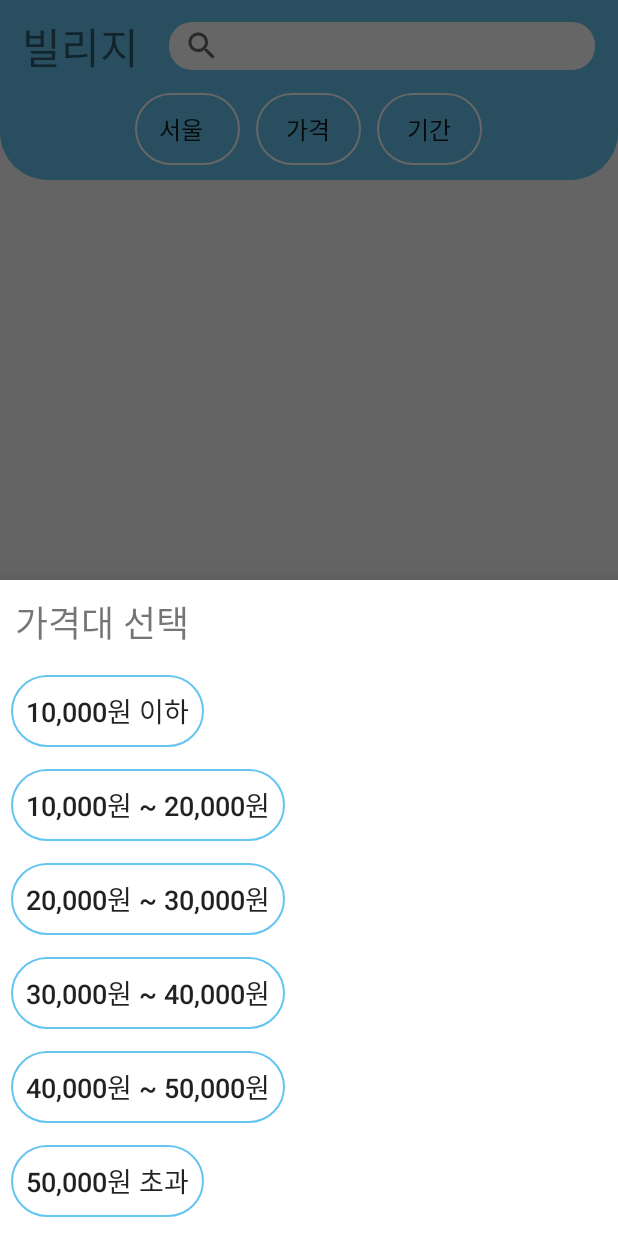
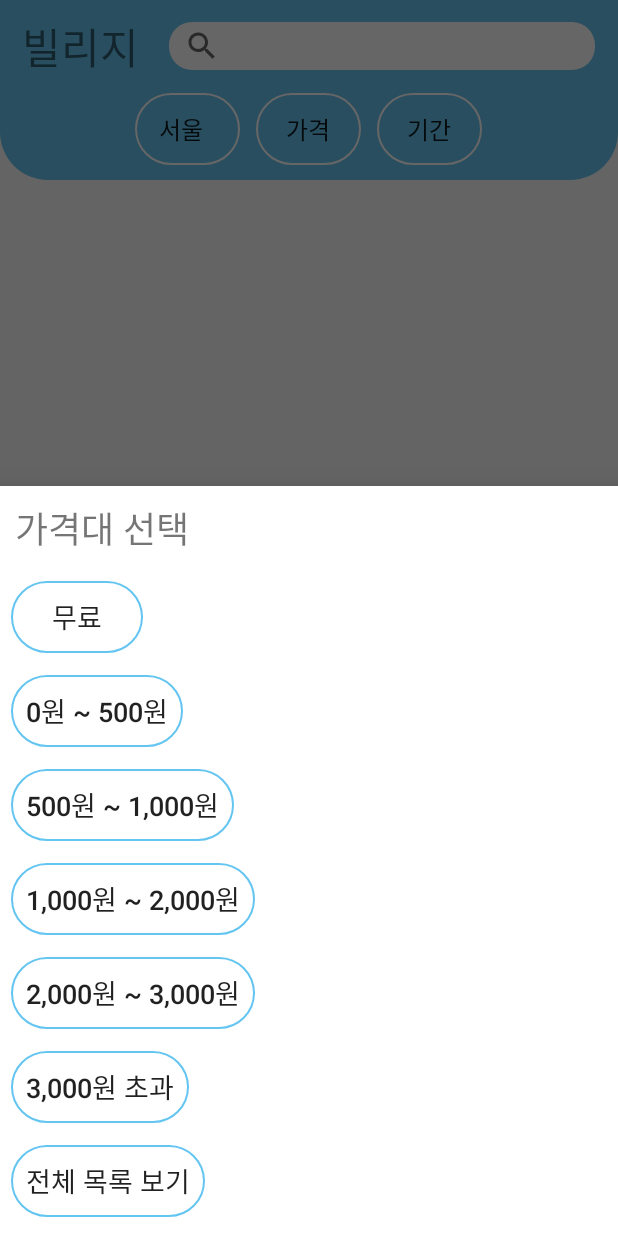
Before and after one commit to minizzang/madcamp_week2, an Android app: the HomeFragment screen opened directly, with no data from a screen before it, after a tap on "가격", on a phone screen of 412 x 824 dp. Run offline under Robolectric (Android 15) with nearby library versions, the phone set to English and light mode, and no system bars; our stand-ins replace Volley, navigation-ui; libraries missing offline, so code that uses them is left out: io.socket.client; network calls fail.

Commit message:
Add: price filter

```diff
--- a/app/src/main/java/com/example/madcamp_week2/ui/home/BottomSheetPrice.kt
+++ b/app/src/main/java/com/example/madcamp_week2/ui/home/BottomSheetPrice.kt
@@ -8,7 +8,7 @@ import android.widget.Button
 import com.example.madcamp_week2.R
 import com.google.android.material.bottomsheet.BottomSheetDialogFragment
 
-class BottomSheetPrice : BottomSheetDialogFragment() {
+class BottomSheetPrice(val itemClick: (Int) -> Unit) : BottomSheetDialogFragment() {
     override fun onCreateView(
         inflater: LayoutInflater,
         container: ViewGroup?,
@@ -17,9 +17,35 @@ class BottomSheetPrice : BottomSheetDialogFragment() {
         return inflater.inflate(R.layout.search_filter_price, container, false)
     }
 
-    override fun onActivityCreated(savedInstanceState: Bundle?) {
-        super.onActivityCreated(savedInstanceState)
-        view?.findViewById<Button>(R.id.belowTen)?.setOnClickListener {
+    override fun onViewCreated(view: View, savedInstanceState: Bundle?) {
+        super.onViewCreated(view, savedInstanceState)
+
+        view?.findViewById<Button>(R.id.free)?.setOnClickListener {
+            itemClick(0)
+            dismiss()
+        }
+        view?.findViewById<Button>(R.id.below500)?.setOnClickListener {
+            itemClick(1)
+            dismiss()
+        }
+        view?.findViewById<Button>(R.id.below1000)?.setOnClickListener {
+            itemClick(2)
+            dismiss()
+        }
+        view?.findViewById<Button>(R.id.below2000)?.setOnClickListener {
+            itemClick(3)
+            dismiss()
+        }
+        view?.findViewById<Button>(R.id.below3000)?.setOnClickListener {
+            itemClick(4)
+            dismiss()
+        }
+        view?.findViewById<Button>(R.id.above3000)?.setOnClickListener {
+            itemClick(5)
+            dismiss()
+        }
+        view?.findViewById<Button>(R.id.showAll)?.setOnClickListener {
+            itemClick(6)
             dismiss()
         }
     }
--- a/app/src/main/res/layout/search_filter_price.xml
+++ b/app/src/main/res/layout/search_filter_price.xml
@@ -1,5 +1,5 @@
 <?xml version="1.0" encoding="utf-8"?>
-<ScrollView xmlns:android="http://schemas.android.com/apk/res/android"
+<LinearLayout xmlns:android="http://schemas.android.com/apk/res/android"
     xmlns:tools="http://schemas.android.com/tools"
     android:layout_width="match_parent"
     android:layout_height="wrap_content">
@@ -25,10 +25,10 @@
             tools:ignore="MissingConstraints">
 
             <Button
-                android:id="@+id/belowTen"
+                android:id="@+id/free"
                 android:layout_width="wrap_content"
                 android:layout_height="wrap_content"
-                android:text="10,000원 이하"
+                android:text="무료"
                 android:textSize="18sp"
                 android:paddingVertical="5dp"
                 android:paddingHorizontal="10dp"
@@ -36,10 +36,10 @@
                 android:background="@drawable/main_blue_outline"/>
 
             <Button
-                android:id="@+id/tenToTewenty"
+                android:id="@+id/below500"
                 android:layout_width="wrap_content"
                 android:layout_height="wrap_content"
-                android:text="10,000원 ~ 20,000원"
+                android:text="0원 ~ 500원"
                 android:textSize="18sp"
                 android:paddingVertical="5dp"
                 android:paddingHorizontal="10dp"
@@ -47,10 +47,10 @@
                 android:background="@drawable/main_blue_outline"/>
 
             <Button
-                android:id="@+id/twentyToThirty"
+                android:id="@+id/below1000"
                 android:layout_width="wrap_content"
                 android:layout_height="wrap_content"
-                android:text="20,000원 ~ 30,000원"
+                android:text="500원 ~ 1,000원"
                 android:textSize="18sp"
                 android:paddingVertical="5dp"
                 android:paddingHorizontal="10dp"
@@ -58,10 +58,10 @@
                 android:background="@drawable/main_blue_outline"/>
 
             <Button
-                android:id="@+id/thirtyToFourty"
+                android:id="@+id/below2000"
                 android:layout_width="wrap_content"
                 android:layout_height="wrap_content"
-                android:text="30,000원 ~ 40,000원"
+                android:text="1,000원 ~ 2,000원"
                 android:textSize="18sp"
                 android:paddingVertical="5dp"
                 android:paddingHorizontal="10dp"
@@ -69,10 +69,10 @@
                 android:background="@drawable/main_blue_outline"/>
 
             <Button
-                android:id="@+id/fourtyToFifty"
+                android:id="@+id/below3000"
                 android:layout_width="wrap_content"
                 android:layout_height="wrap_content"
-                android:text="40,000원 ~ 50,000원"
+                android:text="2,000원 ~ 3,000원"
                 android:textSize="18sp"
                 android:paddingVertical="5dp"
                 android:paddingHorizontal="10dp"
@@ -80,10 +80,21 @@
                 android:background="@drawable/main_blue_outline"/>
 
             <Button
-                android:id="@+id/aboveFifty"
+                android:id="@+id/above3000"
                 android:layout_width="wrap_content"
                 android:layout_height="wrap_content"
-                android:text="50,000원 초과"
+                android:text="3,000원 초과"
+                android:textSize="18sp"
+                android:paddingVertical="5dp"
+                android:paddingHorizontal="10dp"
+                android:layout_margin="7dp"
+                android:background="@drawable/main_blue_outline"/>
+
+            <Button
+                android:id="@+id/showAll"
+                android:layout_width="wrap_content"
+                android:layout_height="wrap_content"
+                android:text="전체 목록 보기"
                 android:textSize="18sp"
                 android:paddingVertical="5dp"
                 android:paddingHorizontal="10dp"
@@ -94,4 +105,4 @@
 
     </LinearLayout>
 
-</ScrollView>
+</LinearLayout>
```
Also changed, not shown: app/src/main/java/com/example/madcamp_week2/ui/home/HomeFragment.kt (+143 -19 lines).
